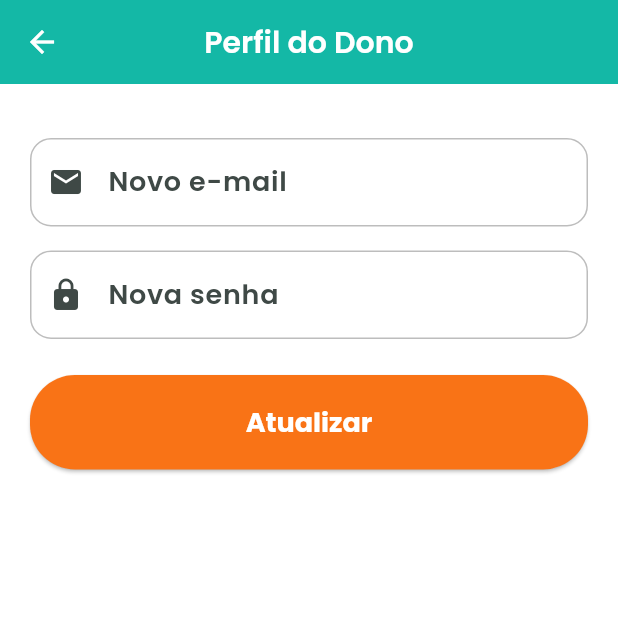
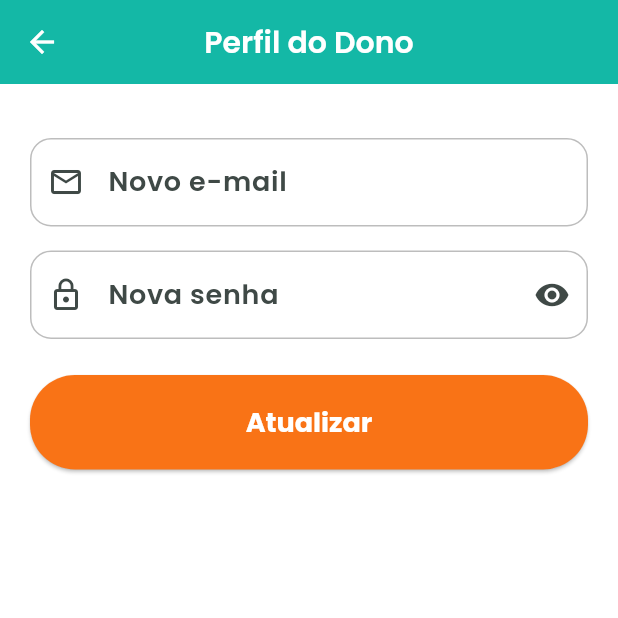
Before and after one commit to ricardocarvalho-dev/app_salao_pro, a Flutter app: the PerfilPage screen opened directly, after a tap on "Atualizar", on a phone screen of 412 x 824 dp, the top half of it. Run offline on Flutter 3.47's test engine with Material 3 defaults, Android fonts, the phone set to English and light mode, and no system bars; our stand-ins replace app_links, firebase_core, firebase_messaging, flutter_dotenv, flutter_multi_formatter, flutter_riverpod and 11 more; missing offline and left inert: fast_contacts, local_auth_android, local_auth_darwin; accounts and stored records are empty.

Commit message:
feat: adiciona controle de visibilidade de senha nas páginas de cadastro e perfil, e melhora a validação de e-mail

```diff
--- a/lib/pages/perfil_page.dart
+++ b/lib/pages/perfil_page.dart
@@ -16,6 +16,8 @@ class _PerfilPageState extends State<PerfilPage> {
   final _storage = const FlutterSecureStorage();
 
   bool carregando = false;
+  // 1. Variável para controlar a visibilidade (igual à LoginPage)
+  bool _senhaVisivel = false;
 
   @override
   void initState() {
@@ -37,29 +39,19 @@ class _PerfilPageState extends State<PerfilPage> {
 
     setState(() => carregando = true);
 
-    // Lê uma única vez se o usuário usa bio
     final useBio = await _storage.read(key: 'use_bio') == 'true';
 
     try {
       final auth = Supabase.instance.client.auth;
 
-      // Atualizar e-mail
       if (novoEmail.isNotEmpty) {
-        // Chama a função SQL que criamos acima
         await Supabase.instance.client.rpc(
           'atualizar_email_sem_confirmacao',
           params: {'novo_email': novoEmail}
         );
-
-        //await auth.updateUser(UserAttributes(email: novoEmail));
-
-        // Como não há confirmação por e-mail, o banco já mudou.
-        // Atualizamos o cofre IMEDIATAMENTE para a Bio não quebrar
-        // 🔥 SINCRONIZAÇÃO SEGURA: Só grava se a bio estiver ativa
         if (useBio) await _storage.write(key: 'user_email', value: novoEmail);
       }
 
-      // Atualizar senha
       if (novaSenha.isNotEmpty) {
         if (novaSenha.length < 6) {
           mostrarMensagem('A senha deve ter pelo menos 6 caracteres.');
@@ -67,11 +59,12 @@ class _PerfilPageState extends State<PerfilPage> {
           return;
         }
         await auth.updateUser(UserAttributes(password: novaSenha));
-        // 🔥 SINCRONIZAÇÃO: Atualiza o cofre com a nova senha
         if (useBio) await _storage.write(key: 'user_password', value: novaSenha);
       }
 
       mostrarMensagem('Dados atualizados com sucesso!');
+      // Limpa o campo de senha após atualizar para segurança
+      senhaController.clear();
     } catch (e) {
       mostrarMensagem('Erro: $e');
     } finally {
@@ -109,16 +102,14 @@ class _PerfilPageState extends State<PerfilPage> {
                 controller: emailController,
                 decoration: const InputDecoration(
                   labelText: 'Novo e-mail',
-                  prefixIcon: Icon(Icons.email),
+                  prefixIcon: Icon(Icons.email_outlined), // Ajustado para Outline igual à Login
                 ),
                 keyboardType: TextInputType.emailAddress,
                 validator: (v) {
-                  if (v == null || v.isEmpty) return null; // email opcional
-                  // Expressão Regular para validar formato de e-mail
+                  if (v == null || v.isEmpty) return null;
                   final emailRegex = RegExp(r'^[\w-\.]+@([\w-]+\.)+[\w-]{2,4}$');
-
                   if (!emailRegex.hasMatch(v)) {
-                    return 'Digite um e-mail válido (ex: nome@email.com)';
+                    return 'Digite um e-mail válido';
                   }
                   return null;
                 },
@@ -126,16 +117,28 @@ class _PerfilPageState extends State<PerfilPage> {
 
               const SizedBox(height: 16),
 
-              /// NOVA SENHA
+              /// NOVA SENHA (COM VISUALIZADOR)
               TextFormField(
                 controller: senhaController,
-                decoration: const InputDecoration(
+                // 2. Controla se o texto fica escondido ou não
+                obscureText: !_senhaVisivel,
+                decoration: InputDecoration(
                   labelText: 'Nova senha',
-                  prefixIcon: Icon(Icons.lock),
+                  prefixIcon: const Icon(Icons.lock_outline), // Ajustado para Outline
+                  // 3. Adiciona o ícone do "olhinho"
+                  suffixIcon: IconButton(
+                    icon: Icon(
+                      _senhaVisivel ? Icons.visibility_off : Icons.visibility,
+                    ),
+                    onPressed: () {
+                      setState(() {
+                        _senhaVisivel = !_senhaVisivel;
+                      });
+                    },
+                  ),
                 ),
-                obscureText: true,
                 validator: (v) {
-                  if (v == null || v.isEmpty) return null; // senha opcional
+                  if (v == null || v.isEmpty) return null;
                   if (v.length < 6) return 'Mínimo 6 caracteres';
                   return null;
                 },
```
Also changed, not shown: lib/pages/cadastro_page.dart (+29 -107 lines).
